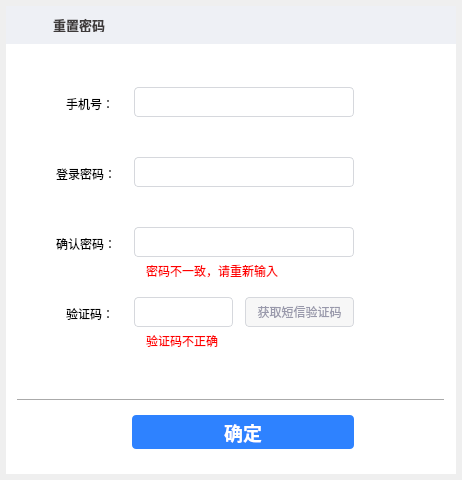
Old version of the form resetdialog.ui in the repository HustGw/CLLLLLLLSAFFFFFEWINN.
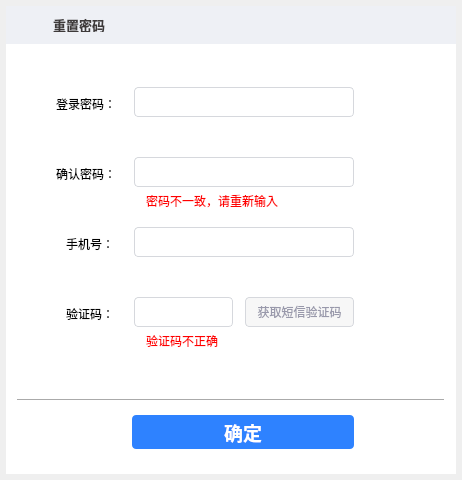
New version of the form. Icons and pictures are not drawn.

Commit message: 验证码点击后倒计时

Patch:
```diff
--- a/resetdialog.ui
+++ b/resetdialog.ui
@@ -99,7 +99,7 @@
     <property name="geometry">
      <rect>
       <x>60</x>
-      <y>90</y>
+      <y>230</y>
       <width>54</width>
       <height>15</height>
      </rect>
@@ -112,7 +112,7 @@
     <property name="geometry">
      <rect>
       <x>128</x>
-      <y>81</y>
+      <y>221</y>
       <width>220</width>
       <height>30</height>
      </rect>
@@ -126,7 +126,7 @@
     <property name="geometry">
      <rect>
       <x>50</x>
-      <y>160</y>
+      <y>90</y>
       <width>66</width>
       <height>15</height>
      </rect>
@@ -139,7 +139,7 @@
     <property name="geometry">
      <rect>
       <x>128</x>
-      <y>151</y>
+      <y>81</y>
       <width>220</width>
       <height>30</height>
      </rect>
@@ -153,7 +153,7 @@
     <property name="geometry">
      <rect>
       <x>50</x>
-      <y>230</y>
+      <y>160</y>
       <width>66</width>
       <height>15</height>
      </rect>
@@ -166,7 +166,7 @@
     <property name="geometry">
      <rect>
       <x>128</x>
-      <y>221</y>
+      <y>151</y>
       <width>220</width>
       <height>30</height>
      </rect>
@@ -252,7 +252,7 @@
     <property name="geometry">
      <rect>
       <x>140</x>
-      <y>118</y>
+      <y>258</y>
       <width>200</width>
       <height>14</height>
      </rect>
@@ -268,7 +268,7 @@
     <property name="geometry">
      <rect>
       <x>140</x>
-      <y>258</y>
+      <y>188</y>
       <width>200</width>
       <height>14</height>
      </rect>
```
The commit also changes 1 other file.
